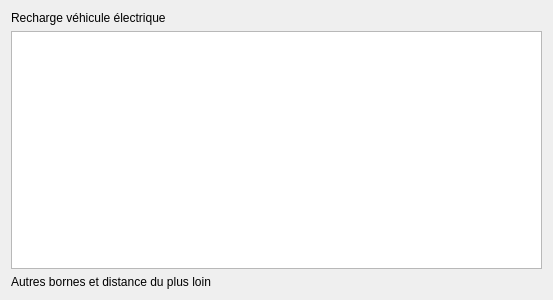
Before: the Qt Designer form localStationCS/rechargevehiculewidget.ui in Gnoumy/RaspMeteo, drawn with Qt 5.
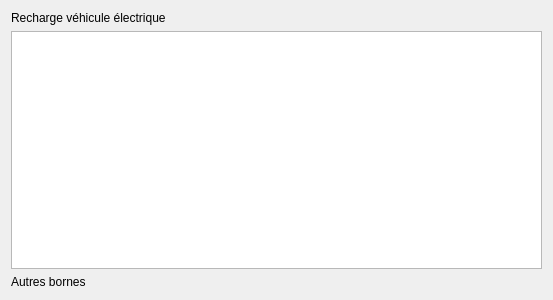
After: the same form once the commit is applied.

Patch:
```diff
--- a/localStationCS/rechargevehiculewidget.ui
+++ b/localStationCS/rechargevehiculewidget.ui
@@ -29,7 +29,7 @@
      <item>
       <widget class="QLabel" name="label_2">
        <property name="text">
-        <string>Autres bornes et distance du plus loin</string>
+        <string>Autres bornes </string>
        </property>
       </widget>
      </item>
```
